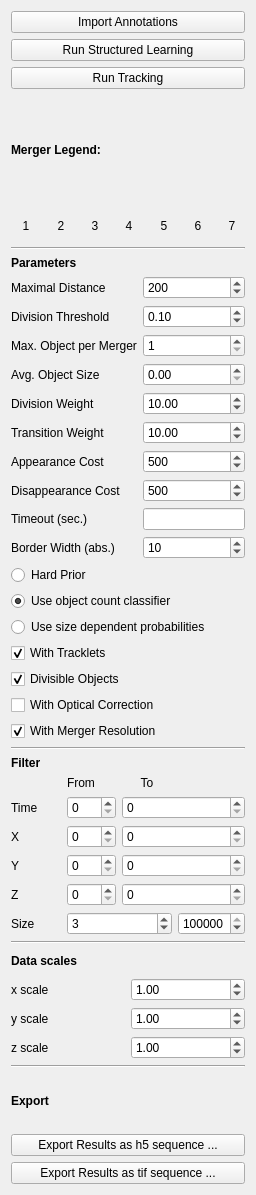
This is ilastik/applets/tracking/structured/drawer.ui in ilastik/ilastik as Qt 5 draws it before an edit. The edited form follows.
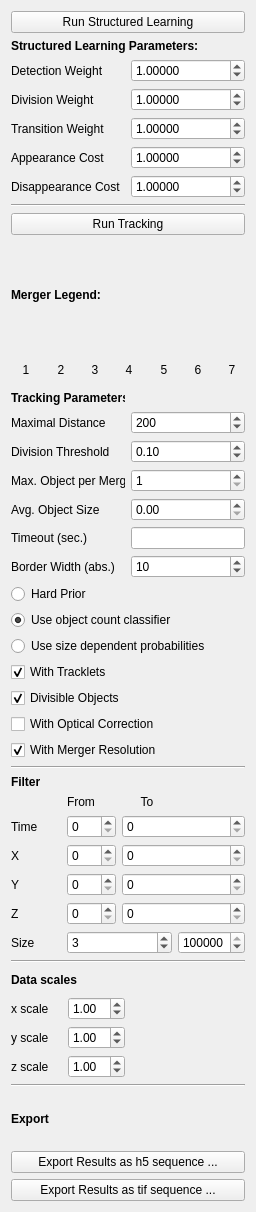
This is the edited form.

Commit message: Structured learning for tracking works

Patch:
```diff
--- a/ilastik/applets/tracking/structured/drawer.ui
+++ b/ilastik/applets/tracking/structured/drawer.ui
@@ -7,7 +7,7 @@
     <x>0</x>
     <y>0</y>
     <width>256</width>
-    <height>1195</height>
+    <height>1212</height>
    </rect>
   </property>
   <property name="sizePolicy">
@@ -31,18 +31,8 @@
   <property name="windowTitle">
    <string>Form</string>
   </property>
-  <layout class="QGridLayout" name="gridLayout_4">
-   <item row="0" column="0">
-    <widget class="QPushButton" name="ImportAnnotationsButton">
-     <property name="styleSheet">
-      <string notr="true"/>
-     </property>
-     <property name="text">
-      <string>Import Annotations</string>
-     </property>
-    </widget>
-   </item>
-   <item row="1" column="0">
+  <layout class="QGridLayout" name="gridLayout_2">
+   <item row="0" column="0" colspan="2">
     <widget class="QPushButton" name="StructuredLearningButton">
      <property name="styleSheet">
       <string notr="true"/>
@@ -52,7 +42,157 @@
      </property>
     </widget>
    </item>
+   <item row="1" column="0" colspan="2">
+    <widget class="QLabel" name="label_24">
+     <property name="sizePolicy">
+      <sizepolicy hsizetype="Preferred" vsizetype="Fixed">
+       <horstretch>0</horstretch>
+       <verstretch>0</verstretch>
+      </sizepolicy>
+     </property>
+     <property name="text">
+      <string>&lt;html&gt;&lt;head/&gt;&lt;body&gt;&lt;p&gt;&lt;span style=&quot; font-weight:600;&quot;&gt;Structured Learning Parameters:&lt;/span&gt;&lt;/p&gt;&lt;/body&gt;&lt;/html&gt;</string>
+     </property>
+    </widget>
+   </item>
    <item row="2" column="0">
+    <widget class="QLabel" name="label_26">
+     <property name="toolTip">
+      <string>&lt;html&gt;&lt;head/&gt;&lt;body&gt;&lt;p&gt;The weight to&lt;span style=&quot; font-weight:600;&quot;&gt; balance division probabilities&lt;/span&gt; against transitions and detections. High values (≥10) give more weight to the division classifier, low values (≤10) will weigh the transition and detection probabilities higher than the division probabilities.&lt;/p&gt;&lt;/body&gt;&lt;/html&gt;</string>
+     </property>
+     <property name="text">
+      <string>Detection Weight</string>
+     </property>
+    </widget>
+   </item>
+   <item row="2" column="1">
+    <widget class="QDoubleSpinBox" name="detWeightBox">
+     <property name="decimals">
+      <number>5</number>
+     </property>
+     <property name="minimum">
+      <double>-10000.000000000000000</double>
+     </property>
+     <property name="maximum">
+      <double>10000.000000000000000</double>
+     </property>
+     <property name="value">
+      <double>1.000000000000000</double>
+     </property>
+    </widget>
+   </item>
+   <item row="3" column="0">
+    <widget class="QLabel" name="label_6">
+     <property name="toolTip">
+      <string>&lt;html&gt;&lt;head/&gt;&lt;body&gt;&lt;p&gt;The weight to&lt;span style=&quot; font-weight:600;&quot;&gt; balance division probabilities&lt;/span&gt; against transitions and detections. High values (≥10) give more weight to the division classifier, low values (≤10) will weigh the transition and detection probabilities higher than the division probabilities.&lt;/p&gt;&lt;/body&gt;&lt;/html&gt;</string>
+     </property>
+     <property name="text">
+      <string>Division Weight</string>
+     </property>
+    </widget>
+   </item>
+   <item row="3" column="1">
+    <widget class="QDoubleSpinBox" name="divWeightBox">
+     <property name="decimals">
+      <number>5</number>
+     </property>
+     <property name="minimum">
+      <double>-10000.000000000000000</double>
+     </property>
+     <property name="maximum">
+      <double>10000.000000000000000</double>
+     </property>
+     <property name="value">
+      <double>1.000000000000000</double>
+     </property>
+    </widget>
+   </item>
+   <item row="4" column="0">
+    <widget class="QLabel" name="label_7">
+     <property name="toolTip">
+      <string>&lt;html&gt;&lt;head/&gt;&lt;body&gt;&lt;p&gt;The weight to&lt;span style=&quot; font-weight:600;&quot;&gt; balance transition probabilities&lt;/span&gt; against divisions and detections. High values (≥10) will make transitions overrule division and detection probabilities, low values (≤10) will weigh detection and division classifier higher than transition probabilities.&lt;/p&gt;&lt;/body&gt;&lt;/html&gt;</string>
+     </property>
+     <property name="text">
+      <string>Transition Weight</string>
+     </property>
+    </widget>
+   </item>
+   <item row="4" column="1">
+    <widget class="QDoubleSpinBox" name="transWeightBox">
+     <property name="decimals">
+      <number>5</number>
+     </property>
+     <property name="minimum">
+      <double>-10000.000000000000000</double>
+     </property>
+     <property name="maximum">
+      <double>10000.000000000000000</double>
+     </property>
+     <property name="value">
+      <double>1.000000000000000</double>
+     </property>
+    </widget>
+   </item>
+   <item row="5" column="0">
+    <widget class="QLabel" name="label_22">
+     <property name="toolTip">
+      <string>&lt;html&gt;&lt;head/&gt;&lt;body&gt;&lt;p&gt;Costs to allow one object to &lt;span style=&quot; font-weight:600;&quot;&gt;appear&lt;/span&gt;, i.e. to start a new track other than at the beginning of the time range or the borders of the field of view. High values (≥500) forbid object appearances if possible.&lt;/p&gt;&lt;/body&gt;&lt;/html&gt;</string>
+     </property>
+     <property name="text">
+      <string>Appearance Cost</string>
+     </property>
+    </widget>
+   </item>
+   <item row="5" column="1">
+    <widget class="QDoubleSpinBox" name="appearanceBox">
+     <property name="decimals">
+      <number>5</number>
+     </property>
+     <property name="minimum">
+      <double>-10000.000000000000000</double>
+     </property>
+     <property name="maximum">
+      <double>10000.000000000000000</double>
+     </property>
+     <property name="value">
+      <double>1.000000000000000</double>
+     </property>
+    </widget>
+   </item>
+   <item row="6" column="0">
+    <widget class="QLabel" name="label_23">
+     <property name="toolTip">
+      <string>&lt;html&gt;&lt;head/&gt;&lt;body&gt;&lt;p&gt;Costs to allow one object to &lt;span style=&quot; font-weight:600;&quot;&gt;disappear&lt;/span&gt;, i.e. to terminate an existing track other than at the end of the time range or the borders of the field of view. High values (≥500) forbid object disappearances if possible.&lt;/p&gt;&lt;/body&gt;&lt;/html&gt;</string>
+     </property>
+     <property name="text">
+      <string>Disappearance Cost</string>
+     </property>
+    </widget>
+   </item>
+   <item row="6" column="1">
+    <widget class="QDoubleSpinBox" name="disappearanceBox">
+     <property name="decimals">
+      <number>5</number>
+     </property>
+     <property name="minimum">
+      <double>-10000.000000000000000</double>
+     </property>
+     <property name="maximum">
+      <double>10000.000000000000000</double>
+     </property>
+     <property name="value">
+      <double>1.000000000000000</double>
+     </property>
+    </widget>
+   </item>
+   <item row="7" column="0" colspan="2">
+    <widget class="Line" name="line_4">
+     <property name="orientation">
+      <enum>Qt::Horizontal</enum>
+     </property>
+    </widget>
+   </item>
+   <item row="8" column="0" colspan="2">
     <widget class="QPushButton" name="TrackButton">
      <property name="styleSheet">
       <string notr="true"/>
@@ -62,7 +202,7 @@
      </property>
     </widget>
    </item>
-   <item row="3" column="0">
+   <item row="9" column="0">
     <widget class="QLabel" name="label_4">
      <property name="font">
       <font>
@@ -75,7 +215,7 @@
      </property>
     </widget>
    </item>
-   <item row="4" column="0">
+   <item row="10" column="0" colspan="2">
     <layout class="QHBoxLayout" name="horizontalLayout_2">
      <item>
       <widget class="QLabel" name="merg1">
@@ -330,16 +470,7 @@
      </item>
     </layout>
    </item>
-   <item row="5" column="0">
-    <widget class="Line" name="line_4">
-     <property name="orientation">
-      <enum>Qt::Horizontal</enum>
-     </property>
-    </widget>
-   </item>
-   <item row="6" column="0">
-    <layout class="QVBoxLayout" name="verticalLayout">
-     <item>
+   <item row="11" column="0">
       <widget class="QLabel" name="label">
        <property name="sizePolicy">
         <sizepolicy hsizetype="Preferred" vsizetype="Fixed">
@@ -348,26 +479,35 @@
         </sizepolicy>
        </property>
        <property name="text">
-        <string>&lt;html&gt;&lt;head/&gt;&lt;body&gt;&lt;p&gt;&lt;span style=&quot; font-weight:600;&quot;&gt;Parameters&lt;/span&gt;&lt;/p&gt;&lt;/body&gt;&lt;/html&gt;</string>
+      <string>&lt;html&gt;&lt;head/&gt;&lt;body&gt;&lt;p&gt;&lt;span style=&quot; font-weight:600;&quot;&gt;Tracking Parameters:&lt;/span&gt;&lt;/p&gt;&lt;/body&gt;&lt;/html&gt;</string>
        </property>
       </widget>
      </item>
-     <item>
-      <layout class="QGridLayout" name="gridLayout_2">
-       <item row="9" column="1">
-        <widget class="QLineEdit" name="timeoutBox"/>
-       </item>
-       <item row="7" column="1">
-        <widget class="QSpinBox" name="appearanceBox">
+   <item row="12" column="0">
+    <widget class="QLabel" name="label_2">
+     <property name="text">
+      <string>Maximal Distance</string>
+     </property>
+    </widget>
+   </item>
+   <item row="12" column="1">
+    <widget class="QSpinBox" name="maxDistBox">
          <property name="maximum">
-          <number>9999999</number>
+      <number>99999</number>
          </property>
          <property name="value">
-          <number>500</number>
+      <number>200</number>
          </property>
         </widget>
        </item>
-       <item row="2" column="1">
+   <item row="13" column="0">
+    <widget class="QLabel" name="label_5">
+     <property name="text">
+      <string>Division Threshold</string>
+     </property>
+    </widget>
+   </item>
+   <item row="13" column="1">
         <widget class="QDoubleSpinBox" name="divThreshBox">
          <property name="maximum">
           <double>1.000000000000000</double>
@@ -380,61 +520,17 @@
          </property>
         </widget>
        </item>
-       <item row="4" column="0">
-        <widget class="QLabel" name="label_25">
-         <property name="text">
-          <string>Avg. Object Size</string>
-         </property>
-        </widget>
-       </item>
-       <item row="5" column="1">
-        <widget class="QDoubleSpinBox" name="divWeightBox">
-         <property name="maximum">
-          <double>300.000000000000000</double>
-         </property>
-         <property name="value">
-          <double>10.000000000000000</double>
-         </property>
-        </widget>
-       </item>
-       <item row="2" column="0">
-        <widget class="QLabel" name="label_5">
-         <property name="text">
-          <string>Division Threshold</string>
-         </property>
-        </widget>
-       </item>
-       <item row="5" column="0">
-        <widget class="QLabel" name="label_6">
+   <item row="14" column="0">
+    <widget class="QLabel" name="label_3">
          <property name="toolTip">
           <string>&lt;html&gt;&lt;head/&gt;&lt;body&gt;&lt;p&gt;The weight to&lt;span style=&quot; font-weight:600;&quot;&gt; balance division probabilities&lt;/span&gt; against transitions and detections. High values (≥10) give more weight to the division classifier, low values (≤10) will weigh the transition and detection probabilities higher than the division probabilities.&lt;/p&gt;&lt;/body&gt;&lt;/html&gt;</string>
          </property>
          <property name="text">
-          <string>Division Weight</string>
+      <string>Max. Object per Merger</string>
          </property>
         </widget>
        </item>
-       <item row="6" column="1">
-        <widget class="QDoubleSpinBox" name="transWeightBox">
-         <property name="maximum">
-          <double>300.000000000000000</double>
-         </property>
-         <property name="value">
-          <double>10.000000000000000</double>
-         </property>
-        </widget>
-       </item>
-       <item row="6" column="0">
-        <widget class="QLabel" name="label_7">
-         <property name="toolTip">
-          <string>&lt;html&gt;&lt;head/&gt;&lt;body&gt;&lt;p&gt;The weight to&lt;span style=&quot; font-weight:600;&quot;&gt; balance transition probabilities&lt;/span&gt; against divisions and detections. High values (≥10) will make transitions overrule division and detection probabilities, low values (≤10) will weigh detection and division classifier higher than transition probabilities.&lt;/p&gt;&lt;/body&gt;&lt;/html&gt;</string>
-         </property>
-         <property name="text">
-          <string>Transition Weight</string>
-         </property>
-        </widget>
-       </item>
-       <item row="3" column="1">
+   <item row="14" column="1">
         <widget class="QSpinBox" name="maxObjectsBox">
          <property name="minimum">
           <number>1</number>
@@ -447,7 +543,14 @@
          </property>
         </widget>
        </item>
-       <item row="4" column="1">
+   <item row="15" column="0">
+    <widget class="QLabel" name="label_25">
+     <property name="text">
+      <string>Avg. Object Size</string>
+     </property>
+    </widget>
+   </item>
+   <item row="15" column="1">
         <widget class="QDoubleSpinBox" name="avgSizeBox">
          <property name="maximum">
           <double>100000.000000000000000</double>
@@ -457,34 +560,20 @@
          </property>
         </widget>
        </item>
-       <item row="3" column="0">
-        <widget class="QLabel" name="label_3">
+   <item row="16" column="0">
+    <widget class="QLabel" name="label_21">
          <property name="toolTip">
           <string>&lt;html&gt;&lt;head/&gt;&lt;body&gt;&lt;p&gt;Specify how many objects are maximally contained in one connected component. For instance, if all objects are segmented without any occlusions (or merging), choose 1. If maximally 2 objects are touching in the segmentation, choose 2... Note that this number has to be consistent with the number of classes chosen in the object count classification if the count classifier is selected below.&lt;/p&gt;&lt;/body&gt;&lt;/html&gt;</string>
          </property>
          <property name="text">
-          <string>Max. Object per Merger</string>
+      <string>Timeout (sec.)</string>
          </property>
         </widget>
        </item>
-       <item row="1" column="1">
-        <widget class="QSpinBox" name="maxDistBox">
-         <property name="maximum">
-          <number>99999</number>
-         </property>
-         <property name="value">
-          <number>200</number>
-         </property>
-        </widget>
-       </item>
-       <item row="1" column="0">
-        <widget class="QLabel" name="label_2">
-         <property name="text">
-          <string>Maximal Distance</string>
-         </property>
-        </widget>
-       </item>
-       <item row="10" column="0">
+   <item row="16" column="1">
+    <widget class="QLineEdit" name="timeoutBox"/>
+   </item>
+   <item row="17" column="0">
         <widget class="QLabel" name="label_20">
          <property name="toolTip">
           <string>&lt;html&gt;&lt;head/&gt;&lt;body&gt;&lt;p&gt;Absolute number of pixels at the border of the field of view where appearance and disappearance cost less (linearly).&lt;/p&gt;&lt;/body&gt;&lt;/html&gt;</string>
@@ -494,7 +583,7 @@
          </property>
         </widget>
        </item>
-       <item row="10" column="1">
+   <item row="17" column="1">
         <widget class="QSpinBox" name="bordWidthBox">
          <property name="maximum">
           <number>999999</number>
@@ -504,49 +593,7 @@
          </property>
         </widget>
        </item>
-       <item row="9" column="0">
-        <widget class="QLabel" name="label_21">
-         <property name="toolTip">
-          <string>&lt;html&gt;&lt;head/&gt;&lt;body&gt;&lt;p&gt;Timeout in seconds for the &lt;span style=&quot; font-weight:600;&quot;&gt;optimization&lt;/span&gt;. Leave empty for not specifying a timeout (then, the best solution will be found no matter how long it takes). Note that the tracking can take much longer due to pre- and post-processing steps.&lt;/p&gt;&lt;/body&gt;&lt;/html&gt;</string>
-         </property>
-         <property name="text">
-          <string>Timeout (sec.)</string>
-         </property>
-        </widget>
-       </item>
-       <item row="8" column="1">
-        <widget class="QSpinBox" name="disappearanceBox">
-         <property name="maximum">
-          <number>9999999</number>
-         </property>
-         <property name="value">
-          <number>500</number>
-         </property>
-        </widget>
-       </item>
-       <item row="7" column="0">
-        <widget class="QLabel" name="label_22">
-         <property name="toolTip">
-          <string>&lt;html&gt;&lt;head/&gt;&lt;body&gt;&lt;p&gt;Costs to allow one object to &lt;span style=&quot; font-weight:600;&quot;&gt;appear&lt;/span&gt;, i.e. to start a new track other than at the beginning of the time range or the borders of the field of view. High values (≥500) forbid object appearances if possible.&lt;/p&gt;&lt;/body&gt;&lt;/html&gt;</string>
-         </property>
-         <property name="text">
-          <string>Appearance Cost</string>
-         </property>
-        </widget>
-       </item>
-       <item row="8" column="0">
-        <widget class="QLabel" name="label_23">
-         <property name="toolTip">
-          <string>&lt;html&gt;&lt;head/&gt;&lt;body&gt;&lt;p&gt;Costs to allow one object to &lt;span style=&quot; font-weight:600;&quot;&gt;disappear&lt;/span&gt;, i.e. to terminate an existing track other than at the end of the time range or the borders of the field of view. High values (≥500) forbid object disappearances if possible.&lt;/p&gt;&lt;/body&gt;&lt;/html&gt;</string>
-         </property>
-         <property name="text">
-          <string>Disappearance Cost</string>
-         </property>
-        </widget>
-       </item>
-      </layout>
-     </item>
-     <item>
+   <item row="18" column="0">
       <widget class="QRadioButton" name="hardPriorBox">
        <property name="text">
         <string>Hard Prior</string>
@@ -559,7 +606,7 @@
        </attribute>
       </widget>
      </item>
-     <item>
+   <item row="19" column="0" colspan="2">
       <widget class="QRadioButton" name="classifierPriorBox">
        <property name="toolTip">
         <string>&lt;html&gt;&lt;head/&gt;&lt;body&gt;&lt;p&gt;Use the object count classifier for prior probabilities in the tracking model. If this option is chosen, the object count classifier must be trained.&lt;/p&gt;&lt;/body&gt;&lt;/html&gt;</string>
@@ -575,7 +622,7 @@
        </attribute>
       </widget>
      </item>
-     <item>
+   <item row="20" column="0" colspan="2">
       <widget class="QRadioButton" name="sizeDepBox">
        <property name="toolTip">
         <string>&lt;html&gt;&lt;head/&gt;&lt;body&gt;&lt;p&gt;Use object sizes to derive prior probabilities for the object count. If this option is chosen, the object count classifier will not be considered.&lt;/p&gt;&lt;/body&gt;&lt;/html&gt;</string>
@@ -588,7 +635,7 @@
        </attribute>
       </widget>
      </item>
-     <item>
+   <item row="21" column="0">
       <widget class="QCheckBox" name="trackletsBox">
        <property name="text">
         <string>With Tracklets</string>
@@ -598,7 +645,7 @@
        </property>
       </widget>
      </item>
-     <item>
+   <item row="22" column="0">
       <widget class="QCheckBox" name="divisionsBox">
        <property name="toolTip">
         <string>&lt;html&gt;&lt;head/&gt;&lt;body&gt;&lt;p&gt;Tick if the objects to be tracked are able to divide. For instance, this option should be checked for the tracking of proliferating cells.&lt;/p&gt;&lt;/body&gt;&lt;/html&gt;</string>
@@ -611,7 +658,7 @@
        </property>
       </widget>
      </item>
-     <item>
+   <item row="23" column="0" colspan="2">
       <widget class="QCheckBox" name="opticalBox">
        <property name="enabled">
         <bool>true</bool>
@@ -624,7 +671,7 @@
        </property>
       </widget>
      </item>
-     <item>
+   <item row="24" column="0" colspan="2">
       <widget class="QCheckBox" name="mergerResolutionBox">
        <property name="toolTip">
         <string>&lt;html&gt;&lt;head/&gt;&lt;body&gt;&lt;p&gt;If mergers are considered in the tracking (Max. Object per Merger &amp;gt; 1), this option will resolve original identities of objects after &amp;quot;demerging&amp;quot;. Note that this involves another optimization step which may take long.&lt;/p&gt;&lt;/body&gt;&lt;/html&gt;</string>
@@ -637,16 +684,14 @@
        </property>
       </widget>
      </item>
-    </layout>
-   </item>
-   <item row="7" column="0">
+   <item row="25" column="0" colspan="2">
     <widget class="Line" name="line">
      <property name="orientation">
       <enum>Qt::Horizontal</enum>
      </property>
     </widget>
    </item>
-   <item row="8" column="0">
+   <item row="26" column="0" colspan="2">
     <layout class="QVBoxLayout" name="verticalLayout_3">
      <item>
       <widget class="QLabel" name="label_12">
@@ -766,14 +811,14 @@
      </item>
     </layout>
    </item>
-   <item row="9" column="0">
+   <item row="27" column="0" colspan="2">
     <widget class="Line" name="line_2">
      <property name="orientation">
       <enum>Qt::Horizontal</enum>
      </property>
     </widget>
    </item>
-   <item row="10" column="0">
+   <item row="28" column="0">
     <layout class="QVBoxLayout" name="verticalLayout_2">
      <item>
       <widget class="QLabel" name="label_8">
@@ -839,14 +884,14 @@
      </item>
     </layout>
    </item>
-   <item row="11" column="0">
+   <item row="29" column="0" colspan="2">
     <widget class="Line" name="line_3">
      <property name="orientation">
       <enum>Qt::Horizontal</enum>
      </property>
     </widget>
    </item>
-   <item row="12" column="0">
+   <item row="30" column="0" colspan="2">
     <layout class="QVBoxLayout" name="verticalLayout_7">
      <item>
       <widget class="QLabel" name="exportLabel">
```
Left out of the diff: 8 changed lines with no effect on the pictures. Lines whose indentation alone changed are shown as unchanged. The commit also changes 10 other files.
